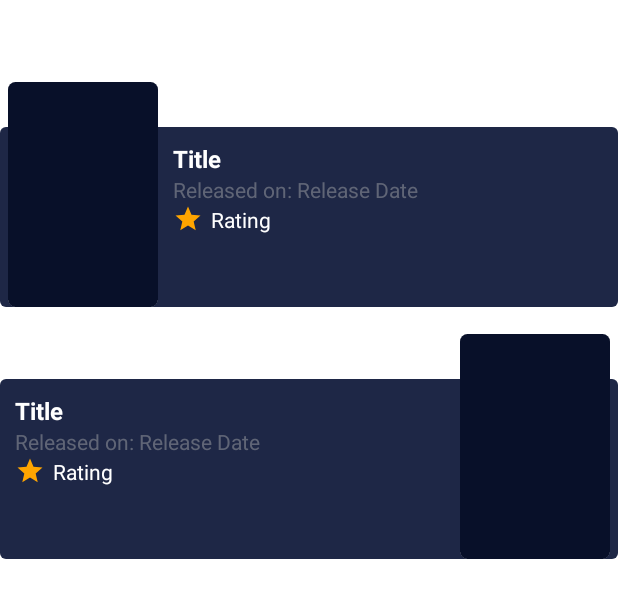
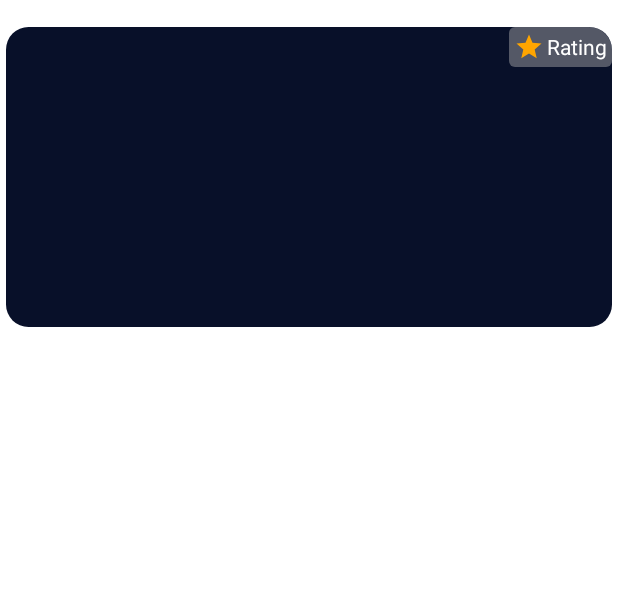
Before and after one commit to yumtaufikhidayat/xsis-imdb-kt, an Android app: the layout item_explore_movies.xml on its own in the app's theme, with its tools: preview values and no code run, on a phone screen of 412 x 824 dp. Shown: the top 598 px of the screen. Run offline under Robolectric (Android 15) with nearby library versions, the phone set to English and light mode, and no system bars.

Commit message:
Updating project.

```diff
--- a/app/src/main/java/com/taufik/xsismovieshow/data/model/MovieItem.kt
+++ b/app/src/main/java/com/taufik/xsismovieshow/data/model/MovieItem.kt
@@ -7,7 +7,6 @@ import kotlinx.android.parcel.Parcelize
 
 @Parcelize
 data class MovieItem(
-    val titleText: String = "",
     @SerializedName("id")
     val id: String = "",
     @SerializedName("rank")
--- a/app/src/main/java/com/taufik/xsismovieshow/ui/activity/MainActivity.kt
+++ b/app/src/main/java/com/taufik/xsismovieshow/ui/activity/MainActivity.kt
@@ -3,6 +3,7 @@ package com.taufik.xsismovieshow.ui.activity
 import android.os.Bundle
 import androidx.appcompat.app.AppCompatActivity
 import androidx.lifecycle.ViewModelProvider
+import androidx.recyclerview.widget.GridLayoutManager
 import androidx.recyclerview.widget.LinearLayoutManager
 import com.taufik.xsismovieshow.data.api.UrlEndpoint
 import com.taufik.xsismovieshow.data.viewmodel.XsisMovieShowViewModel
@@ -28,7 +29,7 @@ class MainActivity : AppCompatActivity() {
     private fun setMoviesData() {
 
         moviesAdapter = Top10MoviesAdapter()
-        exploreMoviesAdapter = ExploreMoviesAdapter(this)
+        exploreMoviesAdapter = ExploreMoviesAdapter()
 
         with(binding.rvTop10Movies) {
             layoutManager = LinearLayoutManager(this@MainActivity, LinearLayoutManager.HORIZONTAL, false)
@@ -36,7 +37,7 @@ class MainActivity : AppCompatActivity() {
         }
 
         with(binding.rvExploreMovies) {
-            layoutManager = LinearLayoutManager(this@MainActivity)
+            layoutManager = GridLayoutManager(this@MainActivity, 2)
             adapter = exploreMoviesAdapter
         }
 
--- a/app/src/main/res/layout/item_explore_movies.xml
+++ b/app/src/main/res/layout/item_explore_movies.xml
@@ -1,51 +1,83 @@
 <?xml version="1.0" encoding="utf-8"?>
-<ScrollView
+<androidx.constraintlayout.widget.ConstraintLayout
     xmlns:android="http://schemas.android.com/apk/res/android"
     xmlns:app="http://schemas.android.com/apk/res-auto"
     xmlns:tools="http://schemas.android.com/tools"
     android:layout_width="match_parent"
-    android:layout_height="wrap_content">
+    android:layout_height="wrap_content"
+    android:layout_marginTop="18dp"
+    android:layout_marginHorizontal="4dp">
 
-    <androidx.constraintlayout.widget.ConstraintLayout
+    <androidx.cardview.widget.CardView
+        android:id="@+id/cardPoster"
         android:layout_width="match_parent"
-        android:layout_height="wrap_content">
+        android:layout_height="200dp"
+        android:clickable="true"
+        android:focusable="true"
+        android:foreground="?attr/selectableItemBackground"
+        app:cardCornerRadius="15dp"
+        app:cardElevation="0dp"
+        app:cardMaxElevation="0dp"
+        app:layout_constraintTop_toTopOf="parent"
+        app:layout_constraintStart_toStartOf="parent">
+
+        <ImageView
+            android:id="@+id/imgPoster"
+            android:layout_width="match_parent"
+            android:layout_height="match_parent"
+            android:scaleType="centerCrop"
+            android:background="@color/colorPrimaryDark"
+            app:layout_constraintStart_toStartOf="parent"
+            app:layout_constraintTop_toTopOf="parent"
+            tools:ignore="ContentDescription"/>
+
+    </androidx.cardview.widget.CardView>
+
+    <TextView
+        android:id="@+id/tvTitle"
+        android:layout_width="match_parent"
+        android:layout_height="wrap_content"
+        android:layout_marginTop="6dp"
+        tools:text="@tools:sample/cities"
+        android:textColor="@color/white"
+        android:maxLines="1"
+        android:ellipsize="end"
+        app:layout_constraintTop_toBottomOf="@id/cardPoster"
+        app:layout_constraintStart_toStartOf="@id/cardPoster" />
+
+    <TextView
+        android:id="@+id/tvYear"
+        android:layout_width="match_parent"
+        android:layout_height="wrap_content"
+        tools:text="@tools:sample/cities"
+        android:textColor="@color/white"
+        app:layout_constraintTop_toBottomOf="@id/tvTitle"
+        app:layout_constraintStart_toStartOf="@id/cardPoster" />
+
+    <LinearLayout
+        android:layout_width="wrap_content"
+        android:layout_height="wrap_content"
+        android:orientation="horizontal"
+        android:background="@drawable/background_movie"
+        android:padding="3dp"
+        app:layout_constraintTop_toTopOf="parent"
+        app:layout_constraintEnd_toEndOf="parent">
+
+        <ImageView
+            android:layout_width="20dp"
+            android:layout_height="20dp"
+            android:contentDescription="@null"
+            android:src="@drawable/ic_star"/>
 
         <TextView
-            android:id="@+id/tvExploreMovies"
+            android:id="@+id/tvRating"
             android:layout_width="wrap_content"
             android:layout_height="wrap_content"
-            android:layout_marginTop="12dp"
-            android:layout_marginStart="6dp"
-            android:text="@string/tvExploreMovies"
-            android:textStyle="bold"
-            android:textColor="@color/white"
-            android:textAppearance="@style/TextAppearance.AppCompat.Medium"
-            app:layout_constraintTop_toTopOf="parent"
-            app:layout_constraintStart_toStartOf="parent"/>
+            android:layout_gravity="center"
+            android:layout_marginStart="2dp"
+            tools:text="@string/tvRating"
+            android:textColor="@color/white"/>
 
-        <androidx.recyclerview.widget.RecyclerView
-            android:id="@+id/rvItemMoviesLeft"
-            android:layout_width="wrap_content"
-            android:layout_height="wrap_content"
-            android:layout_marginTop="8dp"
-            tools:itemCount="1"
-            tools:listitem="@layout/item_movies_left"
-            app:layout_constraintTop_toBottomOf="@id/tvExploreMovies"
-            app:layout_constraintStart_toStartOf="@id/rvItemMoviesLeft"
-            app:layout_constraintEnd_toEndOf="@id/rvItemMoviesLeft"/>
+    </LinearLayout>
 
-        <androidx.recyclerview.widget.RecyclerView
-            android:id="@+id/rvItemMoviesRight"
-            android:layout_width="wrap_content"
-            android:layout_height="wrap_content"
-            android:layout_marginTop="8dp"
-            tools:itemCount="1"
-            tools:listitem="@layout/item_movies_right"
-            app:layout_constraintTop_toBottomOf="@id/rvItemMoviesLeft"
-            app:layout_constraintBottom_toBottomOf="parent"
-            app:layout_constraintStart_toStartOf="@id/rvItemMoviesLeft"
-            app:layout_constraintEnd_toEndOf="@id/rvItemMoviesLeft"/>
-
-    </androidx.constraintlayout.widget.ConstraintLayout>
-
-</ScrollView>
+</androidx.constraintlayout.widget.ConstraintLayout>
--- a/app/src/main/res/layout/item_movies_left.xml
+++ /dev/null
@@ -1,113 +0,0 @@
-<?xml version="1.0" encoding="utf-8"?>
-<androidx.constraintlayout.widget.ConstraintLayout
-    xmlns:android="http://schemas.android.com/apk/res/android"
-    xmlns:app="http://schemas.android.com/apk/res-auto"
-    xmlns:tools="http://schemas.android.com/tools"
-    android:layout_width="match_parent"
-    android:layout_height="wrap_content">
-
-    <View
-        android:id="@+id/viewSupporter"
-        android:layout_width="match_parent"
-        android:layout_height="10dp"
-        app:layout_constraintTop_toTopOf="parent"/>
-
-    <View
-        android:id="@+id/viewBackground"
-        android:layout_width="match_parent"
-        android:layout_height="0dp"
-        android:background="@drawable/background_movie_show"
-        android:paddingBottom="10dp"
-        app:layout_constraintBottom_toBottomOf="parent"
-        app:layout_constraintTop_toTopOf="@id/tvTitle" />
-
-    <androidx.cardview.widget.CardView
-        android:id="@+id/cardPoster"
-        android:layout_width="100dp"
-        android:layout_height="150dp"
-        android:layout_marginStart="5dp"
-        android:layout_marginTop="10dp"
-        app:cardCornerRadius="5dp"
-        app:cardElevation="0dp"
-        app:cardMaxElevation="0dp"
-        app:layout_constraintTop_toTopOf="parent"
-        app:layout_constraintStart_toStartOf="parent">
-
-        <ImageView
-            android:id="@+id/imgPoster"
-            android:layout_width="match_parent"
-            android:layout_height="match_parent"
-            android:scaleType="centerCrop"
-            android:background="@color/colorPrimaryDark"
-            app:layout_constraintStart_toStartOf="parent"
-            app:layout_constraintTop_toTopOf="parent"
-            tools:ignore="ContentDescription"/>
-
-    </androidx.cardview.widget.CardView>
-
-    <TextView
-        android:id="@+id/tvTitle"
-        android:layout_width="0dp"
-        android:layout_height="wrap_content"
-        android:layout_marginStart="10dp"
-        android:layout_marginEnd="10dp"
-        android:layout_marginTop="30dp"
-        android:paddingTop="10dp"
-        android:ellipsize="end"
-        android:maxLines="3"
-        android:gravity="start"
-        android:textColor="@color/white"
-        android:textSize="16sp"
-        android:textStyle="bold"
-        app:layout_constraintStart_toEndOf="@id/cardPoster"
-        app:layout_constraintEnd_toEndOf="parent"
-        app:layout_constraintTop_toTopOf="@id/cardPoster"
-        tools:text="@string/tvTitle"/>
-
-    <TextView
-        android:id="@+id/tvReleasedOn"
-        android:layout_width="wrap_content"
-        android:layout_height="wrap_content"
-        android:gravity="start"
-        android:text="@string/tvReleasedOn"
-        android:textSize="14sp"
-        android:textColor="@color/colorSemiBlack"
-        app:layout_constraintStart_toStartOf="@id/tvTitle"
-        app:layout_constraintTop_toBottomOf="@id/tvTitle"/>
-
-    <TextView
-        android:id="@+id/tvReleaseDate"
-        android:layout_width="wrap_content"
-        android:layout_height="wrap_content"
-        android:layout_marginStart="3dp"
-        android:gravity="start"
-        android:textSize="14sp"
-        android:textColor="@color/colorSemiBlack"
-        app:layout_constraintStart_toEndOf="@+id/tvReleasedOn"
-        app:layout_constraintTop_toTopOf="@+id/tvReleasedOn"
-        app:layout_constraintBottom_toBottomOf="@+id/tvReleasedOn"
-        tools:text="@string/tvReleaseDate"/>
-
-    <ImageView
-        android:id="@+id/imgRate"
-        android:layout_width="20dp"
-        android:layout_height="20dp"
-        android:contentDescription="@null"
-        app:layout_constraintStart_toStartOf="@id/tvReleasedOn"
-        app:layout_constraintTop_toBottomOf="@id/tvReleasedOn"
-        android:src="@drawable/ic_star"/>
-
-    <TextView
-        android:id="@+id/tvRating"
-        android:layout_width="wrap_content"
-        android:layout_height="wrap_content"
-        android:layout_marginStart="5dp"
-        android:gravity="start"
-        android:textSize="14sp"
-        android:textColor="@color/white"
-        app:layout_constraintStart_toEndOf="@id/imgRate"
-        app:layout_constraintTop_toTopOf="@id/imgRate"
-        app:layout_constraintBottom_toBottomOf="@id/imgRate"
-        tools:text="@string/tvRating"/>
-
-</androidx.constraintlayout.widget.ConstraintLayout>
--- a/app/src/main/res/layout/item_movies_right.xml
+++ /dev/null
@@ -1,112 +0,0 @@
-<?xml version="1.0" encoding="utf-8"?>
-<androidx.constraintlayout.widget.ConstraintLayout xmlns:android="http://schemas.android.com/apk/res/android"
-    xmlns:app="http://schemas.android.com/apk/res-auto"
-    xmlns:tools="http://schemas.android.com/tools"
-    android:layout_width="match_parent"
-    android:layout_height="wrap_content">
-
-    <View
-        android:id="@+id/viewSupporter"
-        android:layout_width="match_parent"
-        android:layout_height="10dp"
-        app:layout_constraintTop_toTopOf="parent"/>
-
-    <View
-        android:id="@+id/viewBackground"
-        android:layout_width="match_parent"
-        android:layout_height="0dp"
-        android:background="@drawable/background_movie_show"
-        android:paddingBottom="10dp"
-        app:layout_constraintBottom_toBottomOf="parent"
-        app:layout_constraintTop_toTopOf="@id/tvTitle" />
-
-    <androidx.cardview.widget.CardView
-        android:id="@+id/cardPoster"
-        android:layout_width="100dp"
-        android:layout_height="150dp"
-        android:layout_marginEnd="5dp"
-        android:layout_marginTop="10dp"
-        app:cardCornerRadius="5dp"
-        app:cardElevation="0dp"
-        app:cardMaxElevation="0dp"
-        app:layout_constraintTop_toTopOf="parent"
-        app:layout_constraintEnd_toEndOf="parent">
-
-        <ImageView
-            android:id="@+id/imgPoster"
-            android:layout_width="match_parent"
-            android:layout_height="match_parent"
-            android:scaleType="centerCrop"
-            android:background="@color/colorPrimaryDark"
-            app:layout_constraintStart_toStartOf="parent"
-            app:layout_constraintTop_toTopOf="parent"
-            tools:ignore="ContentDescription"/>
-
-    </androidx.cardview.widget.CardView>
-
-    <TextView
-        android:id="@+id/tvTitle"
-        android:layout_width="0dp"
-        android:layout_height="wrap_content"
-        android:layout_marginStart="10dp"
-        android:layout_marginEnd="10dp"
-        android:layout_marginTop="30dp"
-        android:paddingTop="10dp"
-        android:ellipsize="end"
-        android:maxLines="3"
-        android:gravity="start"
-        android:textColor="@color/white"
-        android:textSize="16sp"
-        android:textStyle="bold"
-        app:layout_constraintStart_toStartOf="parent"
-        app:layout_constraintEnd_toStartOf="@id/cardPoster"
-        app:layout_constraintTop_toTopOf="@id/cardPoster"
-        tools:text="@string/tvTitle"/>
-
-    <TextView
-        android:id="@+id/tvReleasedOn"
-        android:layout_width="wrap_content"
-        android:layout_height="wrap_content"
-        android:gravity="start"
-        android:text="@string/tvReleasedOn"
-        android:textSize="14sp"
-        android:textColor="@color/colorSemiBlack"
-        app:layout_constraintStart_toStartOf="@id/tvTitle"
-        app:layout_constraintTop_toBottomOf="@id/tvTitle"/>
-
-    <TextView
-        android:id="@+id/tvReleaseDate"
-        android:layout_width="wrap_content"
-        android:layout_height="wrap_content"
-        android:layout_marginStart="3dp"
-        android:gravity="start"
-        android:textSize="14sp"
-        android:textColor="@color/colorSemiBlack"
-        app:layout_constraintStart_toEndOf="@+id/tvReleasedOn"
-        app:layout_constraintTop_toTopOf="@+id/tvReleasedOn"
-        app:layout_constraintBottom_toBottomOf="@+id/tvReleasedOn"
-        tools:text="@string/tvReleaseDate"/>
-
-    <ImageView
-        android:id="@+id/imgRate"
-        android:layout_width="20dp"
-        android:layout_height="20dp"
-        android:contentDescription="@null"
-        app:layout_constraintStart_toStartOf="@id/tvReleasedOn"
-        app:layout_constraintTop_toBottomOf="@id/tvReleasedOn"
-        android:src="@drawable/ic_star"/>
-
-    <TextView
-        android:id="@+id/tvRating"
-        android:layout_width="wrap_content"
-        android:layout_height="wrap_content"
-        android:layout_marginStart="5dp"
-        android:gravity="start"
-        android:textSize="14sp"
-        android:textColor="@color/white"
-        app:layout_constraintStart_toEndOf="@id/imgRate"
-        app:layout_constraintTop_toTopOf="@id/imgRate"
-        app:layout_constraintBottom_toBottomOf="@id/imgRate"
-        tools:text="@string/tvRating"/>
-
-</androidx.constraintlayout.widget.ConstraintLayout>
```
Also changed, not shown: app/src/main/java/com/taufik/xsismovieshow/ui/adapter/ExploreMoviesAdapter.kt (+29 -24 lines), app/src/main/java/com/taufik/xsismovieshow/ui/adapter/ExploreRecyclerViewHolder.kt (deleted, +0 -48 lines), app/src/main/java/com/taufik/xsismovieshow/ui/adapter/ExploreRecyclerViewItem.kt (deleted, +0 -34 lines), app/src/main/java/com/taufik/xsismovieshow/ui/adapter/MoviesLeftAdapter.kt (deleted, +0 -38 lines), app/src/main/java/com/taufik/xsismovieshow/ui/adapter/MoviesRightAdapter.kt (deleted, +0 -38 lines), app/src/main/java/com/taufik/xsismovieshow/ui/adapter/Top10MoviesAdapter.kt (+4 -4 lines), app/src/main/res/layout/activity_main.xml (+16 -11 lines), app/src/main/res/layout/item_top_10_movies.xml (renamed from app/src/main/res/layout/item_movies.xml).
